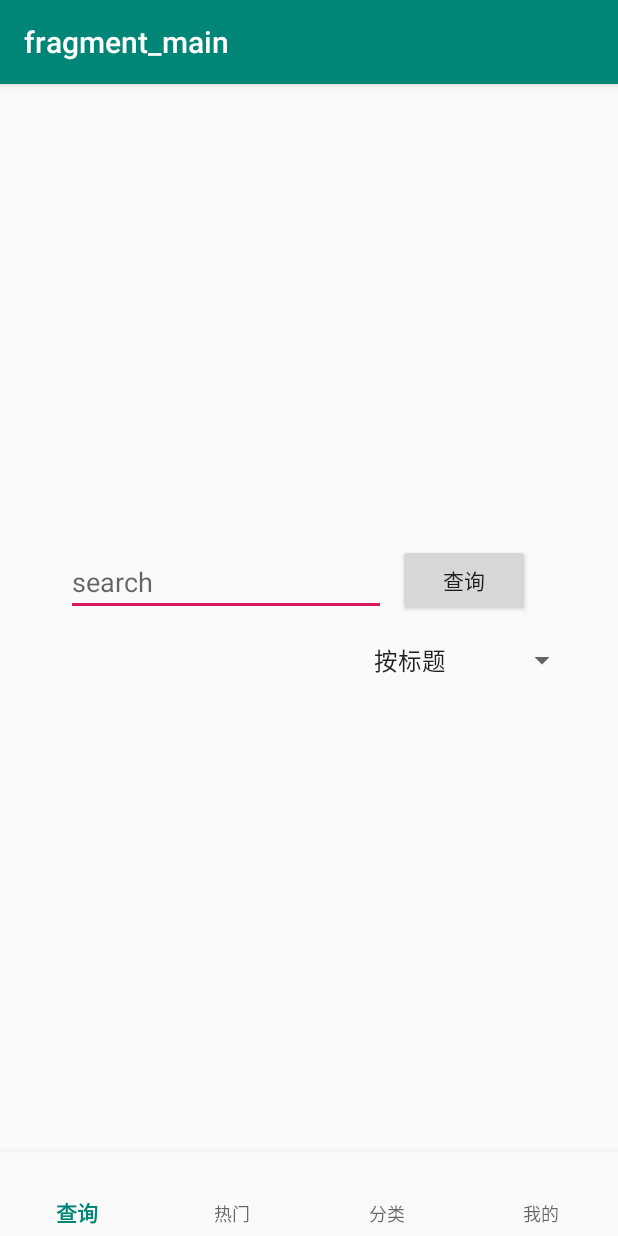
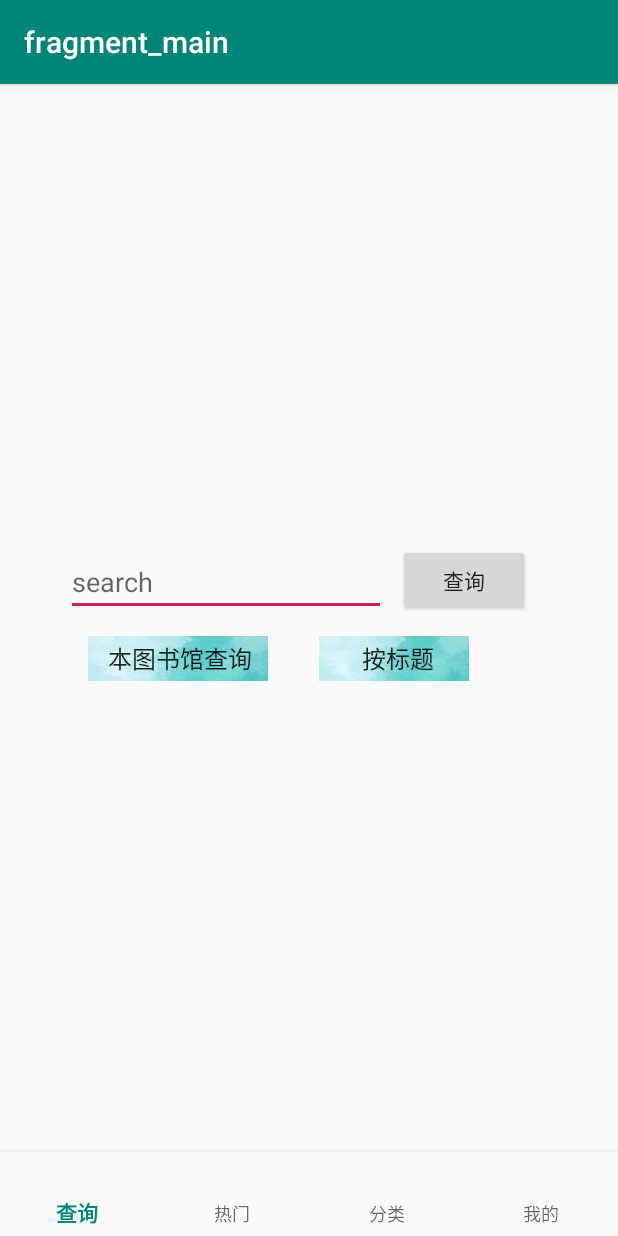
Before and after one commit to gupan1999/Library, an Android app: the screen it shows after launch (MainActivity), on a phone screen of 412 x 824 dp. Run offline under Robolectric (Android 15) with nearby library versions, the light colour scheme and no system bars; our stand-ins replace navigation-ui; libraries missing offline, so code that uses them is left out: com.alibaba.fastjson, com.facebook.stetho, org.greenrobot.greendao; 6 statements that could not run were skipped.

Commit message:
after adding some spinners and decorations

```diff
--- a/app/src/main/java/com/example/version1/Fragment/MainFragment.java
+++ b/app/src/main/java/com/example/version1/Fragment/MainFragment.java
@@ -8,13 +8,17 @@ import android.support.annotation.NonNull;
 import android.support.annotation.Nullable;
 import android.support.v4.app.Fragment;
 import android.util.Log;
+import android.view.Gravity;
 import android.view.LayoutInflater;
 import android.view.View;
 import android.view.ViewGroup;
 import android.widget.AdapterView;
+import android.widget.ArrayAdapter;
 import android.widget.Button;
+import android.widget.CheckedTextView;
 import android.widget.EditText;
 import android.widget.Spinner;
+import android.widget.TextView;
 import android.widget.Toast;
 
 import com.example.version1.Activity.ResultActivity;
@@ -30,12 +34,26 @@ public class MainFragment extends Fragment {
     private EditText text;
     private Handler handler;
     private Spinner spinner;
+    private Spinner spinner2;
+    private  ArrayAdapter<String> adapter;
     public View onCreateView(@NonNull LayoutInflater inflater,
                              ViewGroup container, Bundle savedInstanceState) {
+
         View root = inflater.inflate(R.layout.fragment_main, container, false);
-        button = root.findViewById(R.id.button);
+       button = root.findViewById(R.id.button);
         text = root.findViewById(R.id.editText2);
         spinner = root.findViewById(R.id.spinner);
+        spinner2 = root.findViewById(R.id.spinner2);
+
+        adapter = new ArrayAdapter<String>(getContext(), android.R.layout.simple_spinner_item){
+
+        };
+        String level[] = getResources().getStringArray(R.array.array);//资源文件
+        for (int i = 0; i < level.length; i++) {
+            adapter.add(level[i]);
+        }
+        adapter.setDropDownViewResource(android.R.layout.simple_spinner_dropdown_item);
+        spinner.setAdapter(adapter);
         return root;
     }
 
--- /dev/null
+++ b/app/src/main/res/drawable/spinner_selector.xml
@@ -0,0 +1,9 @@
+<?xml version="1.0" encoding="utf-8"?>
+<selector xmlns:android="http://schemas.android.com/apk/res/android">
+    <item android:state_pressed="true"
+        android:drawable="@drawable/abcd" /><!--按下时效果-->
+    <item android:state_pressed="false"
+        android:drawable="@drawable/defg" /><!--默认效果-->
+
+
+</selector>
--- a/app/src/main/res/layout/fragment_main.xml
+++ b/app/src/main/res/layout/fragment_main.xml
@@ -5,6 +5,7 @@
     android:id="@+id/container"
     android:layout_width="match_parent"
     android:layout_height="match_parent"
+    android:textColor="#808080"
    >
 
 
@@ -47,15 +48,37 @@
 
     <Spinner
         android:id="@+id/spinner"
-        android:layout_width="wrap_content"
-        android:layout_height="wrap_content"
+        style="@style/spinner_style"
+        android:layout_width="100dp"
+        android:layout_height="30dp"
+        android:animationCache="true"
+
+        android:drawSelectorOnTop="true"
         android:entries="@array/array"
+        android:spinnerMode="dropdown"
+        android:textAlignment="center"
         app:layout_constraintBottom_toBottomOf="parent"
         app:layout_constraintEnd_toEndOf="parent"
-        app:layout_constraintHorizontal_bias="0.9"
+        app:layout_constraintHorizontal_bias="0.681"
         app:layout_constraintStart_toStartOf="parent"
         app:layout_constraintTop_toTopOf="parent"
-        android:spinnerMode="dropdown"/>
+        app:layout_constraintVertical_bias="0.499" />
+
+    <Spinner
+        android:id="@+id/spinner2"
+        style="@style/spinner_style"
+        android:layout_width="120dp"
+        android:layout_height="30dp"
+        android:animationCache="true"
+        android:drawSelectorOnTop="true"
+
+        android:entries="@array/array2"
+        app:layout_constraintBottom_toBottomOf="parent"
+        app:layout_constraintEnd_toStartOf="@+id/spinner"
+        app:layout_constraintHorizontal_bias="0.633"
+        app:layout_constraintStart_toStartOf="parent"
+        app:layout_constraintTop_toTopOf="parent"
+        app:layout_constraintVertical_bias="0.499" />
 
 
 </android.support.constraint.ConstraintLayout>
--- /dev/null
+++ b/app/src/main/res/layout/simple_spinner_item.xml
@@ -0,0 +1,11 @@
+<?xml version="1.0" encoding="utf-8"?>
+<CheckedTextView xmlns:android="http://schemas.android.com/apk/res/android"
+    android:id="@+id/text1"
+    android:paddingLeft="5dip"
+    android:paddingRight="5dip"
+    android:gravity="center_vertical"
+    android:textColor="#808080"
+    android:singleLine="true"
+    android:layout_width="fill_parent"
+    android:layout_height="wrap_content"
+    />
--- /dev/null
+++ b/app/src/main/res/values/spinnerarray2.xml
@@ -0,0 +1,7 @@
+<?xml version="1.0" encoding="utf-8"?>
+<resources>
+    <string-array name="array2">
+        <item>本图书馆查询</item>
+        <item>跨图书馆查询</item>
+    </string-array>
+</resources>
--- /dev/null
+++ b/app/src/main/res/values/style.xml
@@ -0,0 +1,8 @@
+<?xml version="1.0" encoding="utf-8"?>
+<resources>
+    <style name="spinner_style">
+        <item name="android:background">@drawable/spinner_selector</item>
+
+        <item name="android:paddingLeft">5dp</item>
+    </style>
+</resources>
```
Also changed, not shown: app/src/main/res/drawable/abcd.png (added), app/src/main/res/drawable/defg.png (added).
